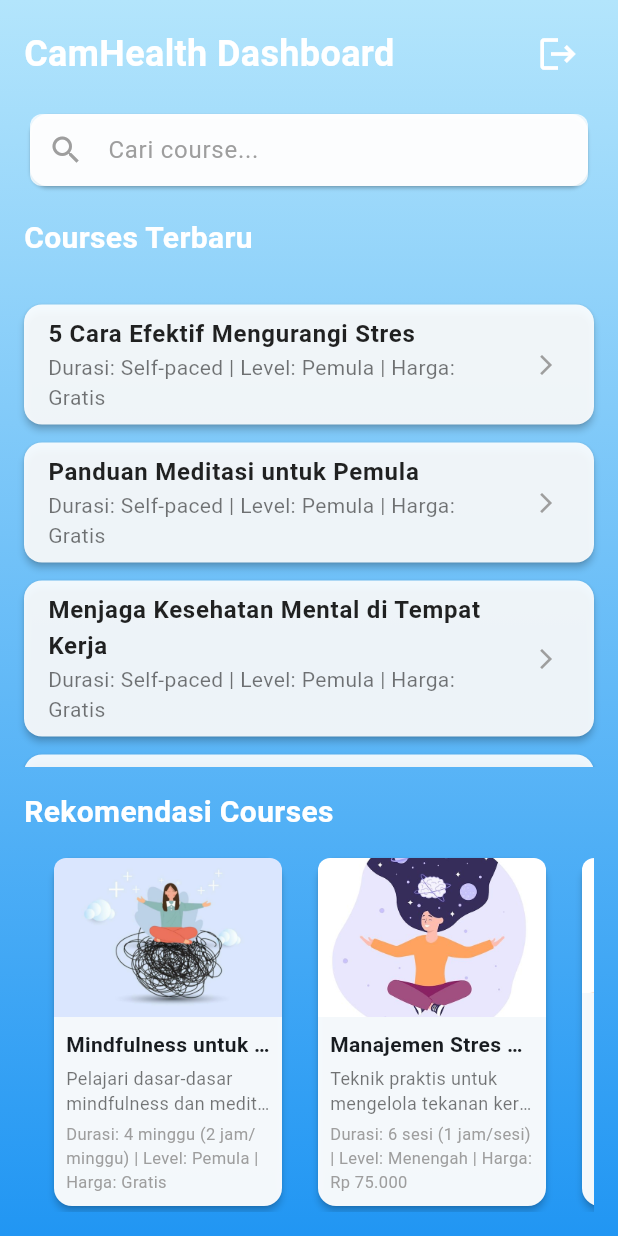
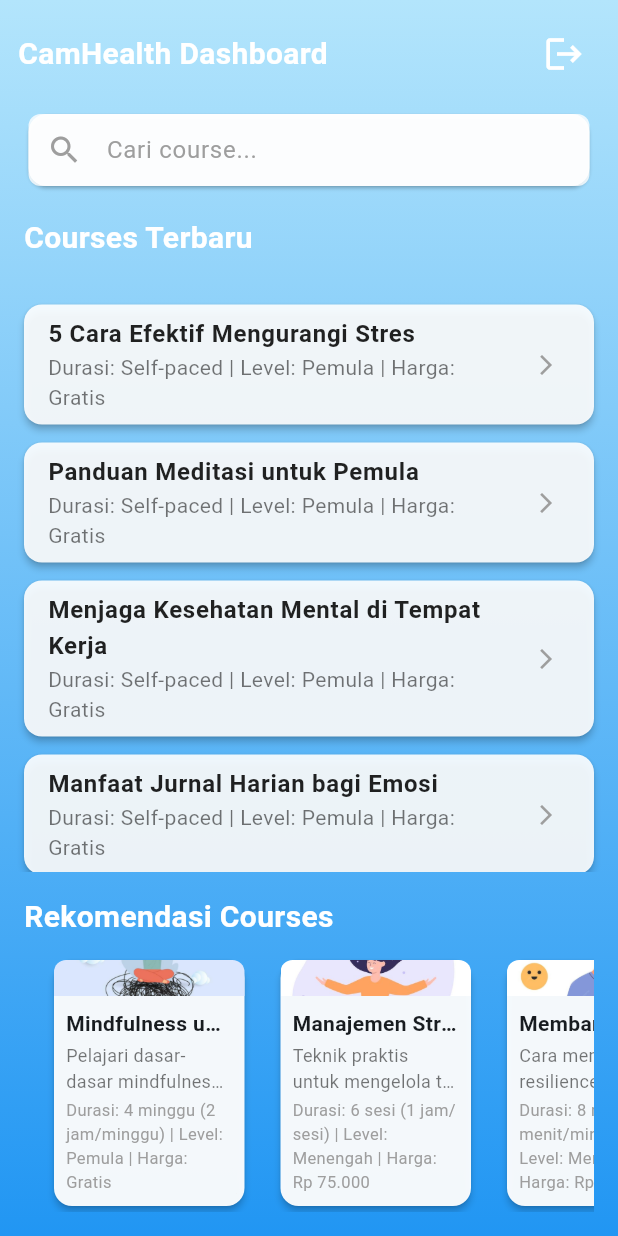
Before and after one commit to enjelsmart/CAMHEALTH-APP, a Flutter app: the HomePage screen opened by its route, on a phone screen of 412 x 824 dp. Run offline on Flutter 3.47's test engine with Material 3 defaults, Android fonts, the light colour scheme and no system bars.

Commit message:
Initial commit: upload project

```diff
--- a/lib/detail_screens/detail_page.dart
+++ b/lib/detail_screens/detail_page.dart
@@ -79,7 +79,7 @@ class DetailPage extends StatelessWidget {
 
             const SizedBox(height: 16),
 
-            // Deskripsi teks panjang di bawahnya
+
             Text(
               deskripsi,
               style: const TextStyle(
--- a/lib/login_screens/home_page.dart
+++ b/lib/login_screens/home_page.dart
@@ -125,12 +125,12 @@ class _HomePageState extends State<HomePage> {
         child: SafeArea(
           child: Column(children: [
             // Header
-            Container(padding: const EdgeInsets.symmetric(horizontal: 16, vertical: 12), width: double.infinity, child: Row(mainAxisAlignment: MainAxisAlignment.spaceBetween, children: [
-              const Text('CamHealth Dashboard', style: TextStyle(fontSize: 24, color: Colors.white, fontWeight: FontWeight.bold)),
+            Container(padding: const EdgeInsets.symmetric(horizontal: 12, vertical: 12), width: double.infinity, child: Row(mainAxisAlignment: MainAxisAlignment.spaceBetween, children: [
+              const Text('CamHealth Dashboard', style: TextStyle(fontSize: 20, color: Colors.white, fontWeight: FontWeight.bold)),
               IconButton(onPressed: _logout, icon: const Icon(Icons.logout, color: Colors.white, size: 28), tooltip: 'Logout'),
             ])),
             // Search Bar
-            Container(padding: const EdgeInsets.symmetric(horizontal: 16.0), child: Card(color: Colors.white.withOpacity(0.9), child: TextField(controller: _searchController, decoration: InputDecoration(
+            Container(padding: const EdgeInsets.symmetric(horizontal: 15.0), child: Card(color: Colors.white.withOpacity(0.9), child: TextField(controller: _searchController, decoration: InputDecoration(
               hintText: 'Cari course...',
               hintStyle: const TextStyle(color: Colors.grey),
               prefixIcon: const Icon(Icons.search, color: Colors.grey),
@@ -138,9 +138,9 @@ class _HomePageState extends State<HomePage> {
               border: OutlineInputBorder(borderRadius: BorderRadius.circular(8), borderSide: BorderSide.none),
               filled: true,
               fillColor: Colors.white.withOpacity(0.8),
-              contentPadding: const EdgeInsets.symmetric(vertical: 12),
+              contentPadding: const EdgeInsets.symmetric(vertical: 10),
             ), onChanged: (value) => _onSearchChanged()))),
-            // Section 1: Courses Terbaru
+
             Expanded(child: Column(crossAxisAlignment: CrossAxisAlignment.start, children: [
               Padding(padding: const EdgeInsets.all(16.0), child: Row(mainAxisAlignment: MainAxisAlignment.spaceBetween, children: [
                 const Text('Courses Terbaru', style: TextStyle(fontSize: 20, color: Colors.white, fontWeight: FontWeight.bold)),
@@ -171,15 +171,15 @@ class _HomePageState extends State<HomePage> {
             // Section 2: Rekomendasi Courses
             Container(padding: const EdgeInsets.all(16.0), child: Column(crossAxisAlignment: CrossAxisAlignment.start, children: [
               const Text('Rekomendasi Courses', style: TextStyle(fontSize: 20, color: Colors.white, fontWeight: FontWeight.bold)),
-              const SizedBox(height: 12),
-              SizedBox(height: 240, child: ListView.builder(
+              const SizedBox(height: 10),
+              SizedBox(height: 172, child: ListView.builder(
                 scrollDirection: Axis.horizontal,
                 padding: const EdgeInsets.symmetric(horizontal: 8),
                 itemCount: daftarRekomendasiCourses.length,
                 itemBuilder: (context, index) {
                   final course = daftarRekomendasiCourses[index];
                   return Container(
-                    width: 160,
+                    width: 135,
                     margin: const EdgeInsets.symmetric(horizontal: 8),
                     child: Card(
                       color: Colors.white.withOpacity(0.95),
@@ -193,9 +193,9 @@ class _HomePageState extends State<HomePage> {
                           Expanded(child: _buildImagePlaceholder(course.gambar)),
                           Padding(padding: const EdgeInsets.all(8.0), child: Column(crossAxisAlignment: CrossAxisAlignment.start, children: [
                             Text(course.judul, style: const TextStyle(fontWeight: FontWeight.bold, fontSize: 14), maxLines: 1, overflow: TextOverflow.ellipsis),
-                            const SizedBox(height: 4),
+                            const SizedBox(height: 3),
                             Text(course.deskripsi, style: const TextStyle(fontSize: 12, color: Colors.black54), maxLines: 2, overflow: TextOverflow.ellipsis),
-                            const SizedBox(height: 4),
+                            const SizedBox(height: 3),
                             Text(course.getDetailInfo(), style: const TextStyle(fontSize: 11, color: Colors.grey)),
                           ])),
                         ]),
```
Also changed, not shown: lib/login_screens/forgot_password.dart (+6 -7 lines), lib/login_screens/splash_screen.dart (+4 -4 lines).
